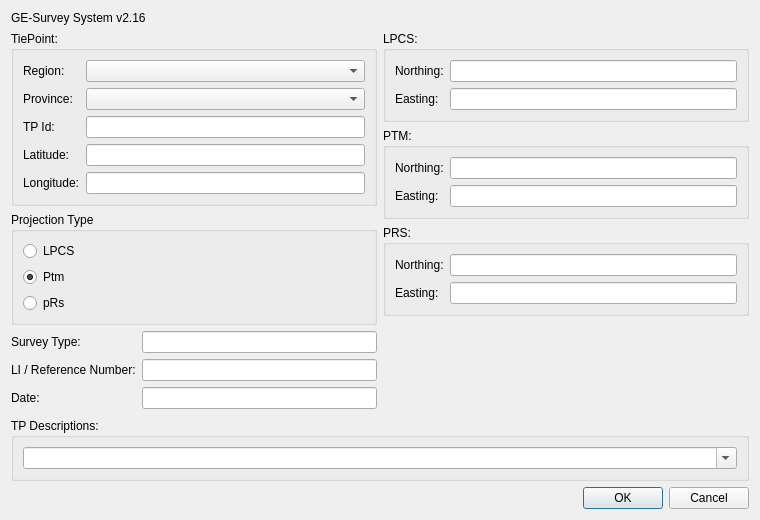
Old version of the form tie_point_chooser_dialog.ui in the repository pcbarbosa/LotPlotter.
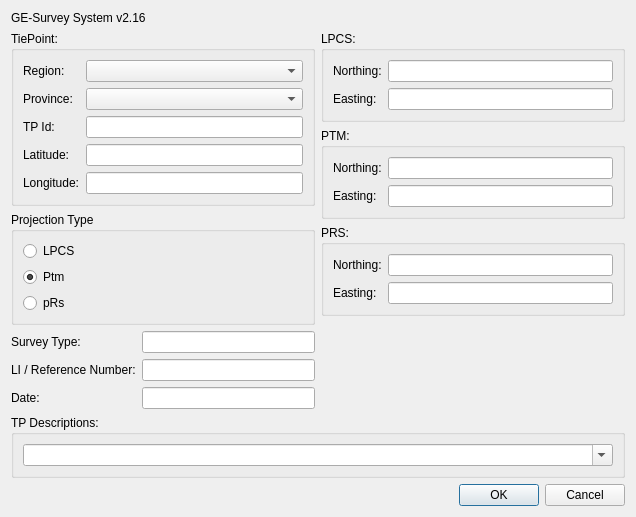
New version of the form.

Commit message: Wire Designer dialog layouts and add license

The edit to the form file:
```diff
--- a/tie_point_chooser_dialog.ui
+++ b/tie_point_chooser_dialog.ui
@@ -6,8 +6,8 @@
    <rect>
     <x>0</x>
     <y>0</y>
-    <width>760</width>
-    <height>520</height>
+    <width>532</width>
+    <height>469</height>
    </rect>
   </property>
   <property name="windowTitle">
```
Left out of the diff: 6 changed lines with no effect on the pictures. The commit also changes 6 other files.
